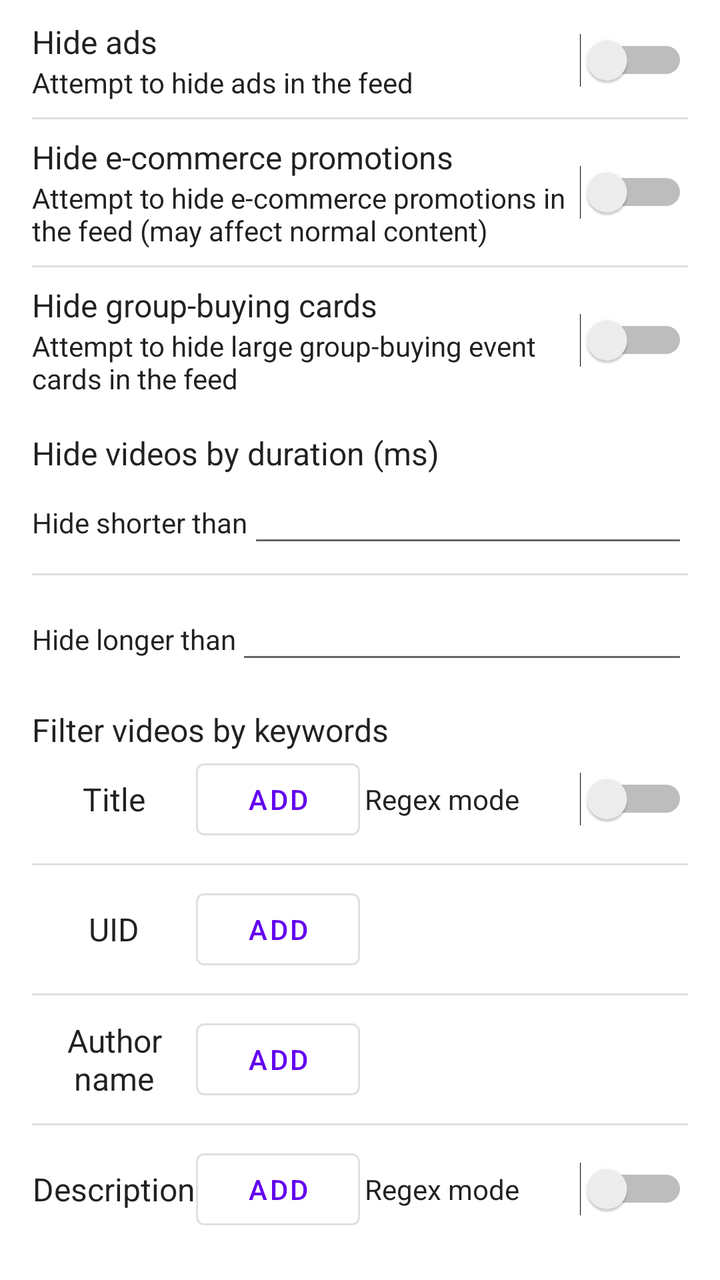
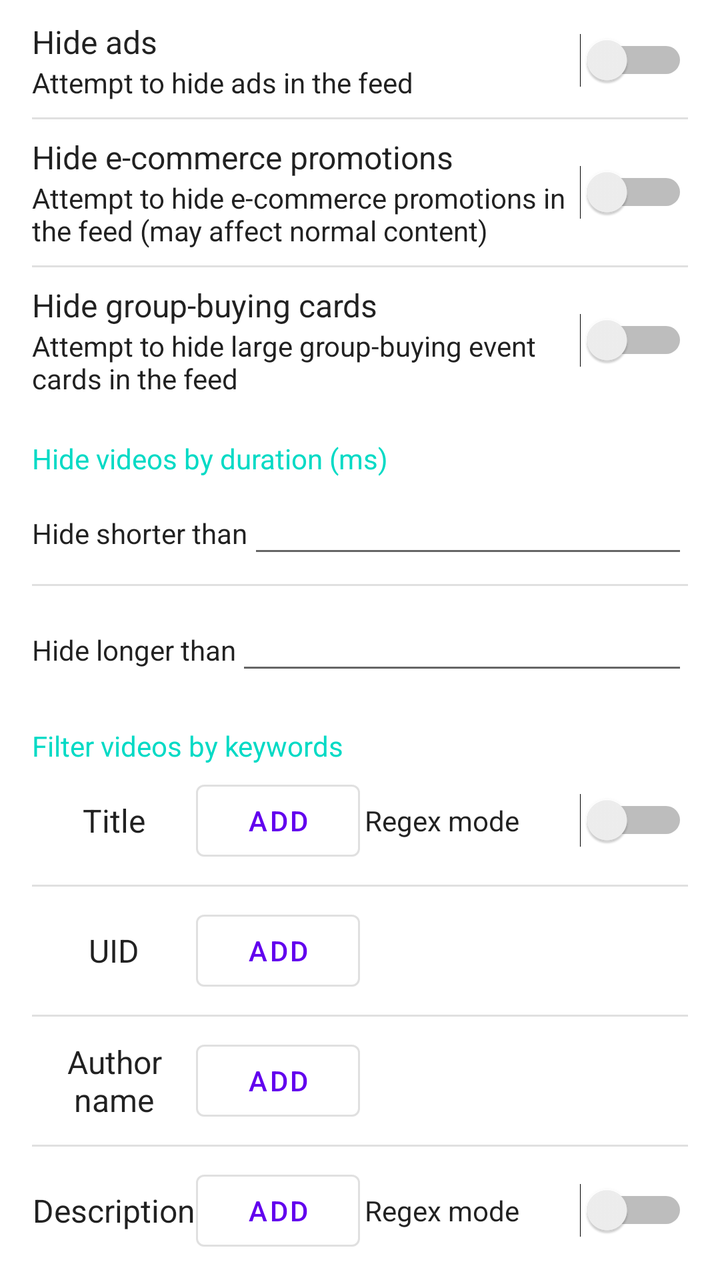

Screens rendered from an Android XML layout before and after an edit, with the pre-edit source and the edit as a unified diff.
<!-- AndroidManifest.xml: application theme Theme.DouyinEnhancer -->
<!-- res/layout/recommended_feed_filter_dialog.xml -->
<?xml version="1.0" encoding="utf-8"?>
<ScrollView xmlns:android="http://schemas.android.com/apk/res/android"
    android:layout_width="match_parent"
    android:layout_height="match_parent">

    <LinearLayout
        android:layout_width="match_parent"
        android:layout_height="wrap_content"
        android:orientation="vertical"
        android:paddingStart="16dp"
        android:paddingEnd="16dp"
        android:paddingTop="10dp"
        android:paddingBottom="10dp">

        <LinearLayout
            android:layout_width="match_parent"
            android:layout_height="wrap_content"
            android:orientation="horizontal"
            android:background="?android:attr/selectableItemBackground"
            android:gravity="center_vertical">

            <LinearLayout
                android:layout_width="0dp"
                android:layout_height="wrap_content"
                android:layout_weight="1"
                android:orientation="vertical">

                <TextView
                    android:layout_width="match_parent"
                    android:layout_height="wrap_content"
                    android:text="@string/hide_ad_recommend_title"
                    android:textAppearance="?android:attr/textAppearanceListItem" />

                <TextView
                    android:layout_width="match_parent"
                    android:layout_height="wrap_content"
                    android:text="@string/hide_ad_recommend_summary"
                    android:textAppearance="?android:attr/textAppearanceListItemSecondary" />
            </LinearLayout>

            <Switch
                android:id="@+id/switch_hide_ad"
                android:layout_width="wrap_content"
                android:layout_height="wrap_content" />
        </LinearLayout>

        <View
            android:layout_width="match_parent"
            android:layout_height="1dp"
            android:layout_marginTop="8dp"
            android:layout_marginBottom="8dp"
            android:background="?android:attr/listDivider" />

        <LinearLayout
            android:layout_width="match_parent"
            android:layout_height="wrap_content"
            android:orientation="horizontal"
            android:background="?android:attr/selectableItemBackground"
            android:gravity="center_vertical">

            <LinearLayout
                android:layout_width="0dp"
                android:layout_height="wrap_content"
                android:layout_weight="1"
                android:orientation="vertical">

                <TextView
                    android:layout_width="match_parent"
                    android:layout_height="wrap_content"
                    android:text="@string/hide_ecom_aweme_recommend_title"
                    android:textAppearance="?android:attr/textAppearanceListItem" />

                <TextView
                    android:layout_width="match_parent"
                    android:layout_height="wrap_content"
                    android:text="@string/hide_ecom_aweme_recommend_summary"
                    android:textAppearance="?android:attr/textAppearanceListItemSecondary" />
            </LinearLayout>

            <Switch
                android:id="@+id/switch_hide_ecom_aweme"
                android:layout_width="wrap_content"
                android:layout_height="wrap_content" />
        </LinearLayout>

        <View
            android:layout_width="match_parent"
            android:layout_height="1dp"
            android:layout_marginTop="8dp"
            android:layout_marginBottom="8dp"
            android:background="?android:attr/listDivider" />

        <LinearLayout
            android:layout_width="match_parent"
            android:layout_height="wrap_content"
            android:orientation="horizontal"
            android:background="?android:attr/selectableItemBackground"
            android:gravity="center_vertical">

            <LinearLayout
                android:layout_width="0dp"
                android:layout_height="wrap_content"
                android:layout_weight="1"
                android:orientation="vertical">

                <TextView
                    android:layout_width="match_parent"
                    android:layout_height="wrap_content"
                    android:text="@string/hide_groupon_large_card_recommend_title"
                    android:textAppearance="?android:attr/textAppearanceListItem" />

                <TextView
                    android:layout_width="match_parent"
                    android:layout_height="wrap_content"
                    android:text="@string/hide_groupon_large_card_recommend_summary"
                    android:textAppearance="?android:attr/textAppearanceListItemSecondary" />
            </LinearLayout>

            <Switch
                android:id="@+id/switch_hide_groupon_large_card"
                android:layout_width="wrap_content"
                android:layout_height="wrap_content" />
        </LinearLayout>

        <View
            android:layout_width="match_parent"
            android:layout_height="1dp"
            android:layout_marginTop="8dp"
            android:layout_marginBottom="8dp" />

        <TextView
            android:layout_width="match_parent"
            android:layout_height="wrap_content"
            android:text="@string/hide_duration_recommend_title"
            android:textAppearance="?android:attr/textAppearanceListItem" />

        <LinearLayout
            android:layout_width="match_parent"
            android:layout_height="match_parent"
            android:orientation="horizontal"
            android:background="?android:attr/selectableItemBackground">

            <TextView
                android:layout_width="wrap_content"
                android:layout_height="wrap_content"
                android:text="@string/hide_short_duration_recommend_title"
                android:textAppearance="?android:attr/textAppearanceListItemSecondary" />

            <EditText
                android:id="@+id/edit_short_duration"
                android:layout_width="match_parent"
                android:layout_height="wrap_content"
                android:inputType="number" />
        </LinearLayout>

        <View
            android:layout_width="match_parent"
            android:layout_height="1dp"
            android:layout_marginTop="8dp"
            android:layout_marginBottom="8dp"
            android:background="?android:attr/listDivider" />

        <LinearLayout
            android:layout_width="match_parent"
            android:layout_height="match_parent"
            android:orientation="horizontal"
            android:background="?android:attr/selectableItemBackground">

            <TextView
                android:layout_width="wrap_content"
                android:layout_height="wrap_content"
                android:text="@string/hide_long_duration_recommend_title"
                android:textAppearance="?android:attr/textAppearanceListItemSecondary" />

            <EditText
                android:id="@+id/edit_long_duration"
                android:layout_width="match_parent"
                android:layout_height="wrap_content"
                android:inputType="number" />
        </LinearLayout>

        <View
            android:layout_width="match_parent"
            android:layout_height="1dp"
            android:layout_marginTop="8dp"
            android:layout_marginBottom="8dp" />

        <TextView
            android:layout_width="match_parent"
            android:layout_height="wrap_content"
            android:text="@string/keywords_filter_recommend_title"
            android:textAppearance="?android:attr/textAppearanceListItem" />

        <LinearLayout
            android:layout_width="match_parent"
            android:layout_height="wrap_content"
            android:orientation="vertical">

            <LinearLayout
                android:layout_width="match_parent"
                android:layout_height="wrap_content"
                android:orientation="horizontal"
                android:gravity="center_vertical"
                android:background="?android:attr/selectableItemBackground">

                <TextView
                    android:layout_width="0dp"
                    android:layout_height="wrap_content"
                    android:layout_weight="1"
                    android:gravity="center"
                    android:text="@string/keyword_group_name_title"
                    android:textAppearance="?android:attr/textAppearanceListItem" />

                <Button
                    android:id="@+id/btn_add_title"
                    android:layout_width="0dp"
                    android:layout_height="wrap_content"
                    android:layout_weight="1"
                    android:text="@string/add"
                    style="?attr/materialButtonOutlinedStyle" />

                <TextView
                    android:layout_width="0dp"
                    android:layout_height="wrap_content"
                    android:layout_weight="1"
                    android:gravity="center"
                    android:text="@string/regex_mode"
                    android:textAppearance="?android:attr/textAppearanceListItemSecondary" />

                <Switch
                    android:id="@+id/switch_title_regex"
                    android:layout_width="0dp"
                    android:layout_height="wrap_content"
                    android:layout_weight="1"
                    android:gravity="center" />
            </LinearLayout>

            <LinearLayout
                android:id="@+id/group_aweme_title"
                android:layout_width="match_parent"
                android:layout_height="wrap_content"
                android:orientation="vertical" />
        </LinearLayout>

        <View
            android:layout_width="match_parent"
            android:layout_height="1dp"
            android:layout_marginTop="8dp"
            android:layout_marginBottom="8dp"
            android:background="?android:attr/listDivider" />

        <LinearLayout
            android:layout_width="match_parent"
            android:layout_height="wrap_content"
            android:orientation="vertical">

            <LinearLayout
                android:layout_width="match_parent"
                android:layout_height="wrap_content"
                android:background="?android:attr/selectableItemBackground"
                android:gravity="center_vertical"
                android:orientation="horizontal">

                <TextView
                    android:layout_width="0dp"
                    android:layout_height="wrap_content"
                    android:layout_weight="1"
                    android:gravity="center"
                    android:text="@string/keyword_group_name_uid"
                    android:textAppearance="?android:attr/textAppearanceListItem" />

                <Button
                    android:id="@+id/btn_add_uid"
                    android:layout_width="0dp"
                    android:layout_height="wrap_content"
                    android:layout_weight="1"
                    android:text="@string/add"
                    style="?attr/materialButtonOutlinedStyle" />

                <View
                    android:layout_width="0dp"
                    android:layout_height="0dp"
                    android:layout_weight="2" />
            </LinearLayout>

            <LinearLayout
                android:id="@+id/group_author_uid"
                android:layout_width="match_parent"
                android:layout_height="wrap_content"
                android:orientation="vertical" />
        </LinearLayout>

        <View
            android:layout_width="match_parent"
            android:layout_height="1dp"
            android:layout_marginTop="8dp"
            android:layout_marginBottom="8dp"
            android:background="?android:attr/listDivider" />

        <LinearLayout
            android:layout_width="match_parent"
            android:layout_height="wrap_content"
            android:orientation="vertical">

            <LinearLayout
                android:layout_width="match_parent"
                android:layout_height="wrap_content"
                android:orientation="horizontal"
                android:gravity="center_vertical"
                android:background="?android:attr/selectableItemBackground">

                <TextView
                    android:layout_width="0dp"
                    android:layout_height="wrap_content"
                    android:layout_weight="1"
                    android:gravity="center"
                    android:text="@string/keyword_group_name_up"
                    android:textAppearance="?android:attr/textAppearanceListItem" />

                <Button
                    android:id="@+id/btn_add_up"
                    android:layout_width="0dp"
                    android:layout_height="wrap_content"
                    android:layout_weight="1"
                    android:text="@string/add"
                    style="?attr/materialButtonOutlinedStyle" />

                <View
                    android:layout_width="0dp"
                    android:layout_height="0dp"
                    android:layout_weight="2" />
            </LinearLayout>

            <LinearLayout
                android:id="@+id/group_author_nickname"
                android:layout_width="match_parent"
                android:layout_height="wrap_content"
                android:orientation="vertical" />
        </LinearLayout>

        <View
            android:layout_width="match_parent"
            android:layout_height="1dp"
            android:layout_marginTop="8dp"
            android:layout_marginBottom="8dp"
            android:background="?android:attr/listDivider" />

        <LinearLayout
            android:layout_width="match_parent"
            android:layout_height="wrap_content"
            android:orientation="vertical">

            <LinearLayout
                android:layout_width="match_parent"
                android:layout_height="wrap_content"
                android:orientation="horizontal"
                android:gravity="center_vertical"
                android:background="?android:attr/selectableItemBackground">

                <TextView
                    android:layout_width="0dp"
                    android:layout_height="wrap_content"
                    android:layout_weight="1"
                    android:gravity="center"
                    android:text="@string/keyword_group_name_desc"
                    android:textAppearance="?android:attr/textAppearanceListItem" />

                <Button
                    android:id="@+id/btn_add_desc"
                    android:layout_width="0dp"
                    android:layout_height="wrap_content"
                    android:layout_weight="1"
                    android:text="@string/add"
                    style="?attr/materialButtonOutlinedStyle" />

                <TextView
                    android:layout_width="0dp"
                    android:layout_height="wrap_content"
                    android:layout_weight="1"
                    android:gravity="center"
                    android:text="@string/regex_mode"
                    android:textAppearance="?android:attr/textAppearanceListItemSecondary" />

                <Switch
                    android:id="@+id/switch_desc_regex"
                    android:layout_width="0dp"
                    android:layout_height="wrap_content"
                    android:layout_weight="1"
                    android:gravity="center" />
            </LinearLayout>

            <LinearLayout
                android:id="@+id/group_aweme_desc"
                android:layout_width="match_parent"
                android:layout_height="wrap_content"
                android:orientation="vertical" />
        </LinearLayout>

    </LinearLayout>
</ScrollView>
<!-- resources referenced by this layout -->
<resources>
  <string name="add">Add</string>
  <string name="hide_ad_recommend_summary">Attempt to hide ads in the feed</string>
  <string name="hide_ad_recommend_title">Hide ads</string>
  <string name="hide_duration_recommend_title">Hide videos by duration (ms)</string>
  <string name="hide_ecom_aweme_recommend_summary">Attempt to hide e-commerce promotions in the feed (may affect normal content)</string>
  <string name="hide_ecom_aweme_recommend_title">Hide e-commerce promotions</string>
  <string name="hide_groupon_large_card_recommend_summary">Attempt to hide large group-buying event cards in the feed</string>
  <string name="hide_groupon_large_card_recommend_title">Hide group-buying cards</string>
  <string name="hide_long_duration_recommend_title">Hide longer than</string>
  <string name="hide_short_duration_recommend_title">Hide shorter than</string>
  <string name="keyword_group_name_desc">Description</string>
  <string name="keyword_group_name_title">Title</string>
  <string name="keyword_group_name_uid">UID</string>
  <string name="keyword_group_name_up">Author name</string>
  <string name="keywords_filter_recommend_title">Filter videos by keywords</string>
  <string name="regex_mode">Regex mode</string>
  <style name="Theme.DouyinEnhancer" parent="Theme.MaterialComponents.DayNight.DarkActionBar">
          
          <item name="colorPrimary">@color/purple_500</item>
          <item name="colorPrimaryVariant">@color/purple_700</item>
          <item name="colorOnPrimary">@color/white</item>
          
          <item name="colorSecondary">@color/teal_200</item>
          <item name="colorSecondaryVariant">@color/teal_700</item>
          <item name="colorOnSecondary">@color/black</item>
          
          <item name="android:statusBarColor">?attr/colorPrimaryVariant</item>
          
      </style>
  <color name="purple_500">#FF6200EE</color>
  <color name="purple_700">#FF3700B3</color>
  <color name="white">#FFFFFFFF</color>
  <color name="teal_200">#FF03DAC5</color>
  <color name="teal_700">#FF018786</color>
  <color name="black">#FF000000</color>
</resources>

<!-- the commit's change to res/layout/recommended_feed_filter_dialog.xml (unified diff, before → after) -->
@@ -132,7 +132,10 @@
             android:layout_width="match_parent"
             android:layout_height="wrap_content"
             android:text="@string/hide_duration_recommend_title"
-            android:textAppearance="?android:attr/textAppearanceListItem" />
+            android:textAppearance="?android:attr/textAppearanceListItemSecondary"
+            android:textColor="?attr/colorAccent"
+            android:paddingTop="4dp"
+            android:paddingBottom="4dp" />
 
         <LinearLayout
             android:layout_width="match_parent"
@@ -189,7 +192,10 @@
             android:layout_width="match_parent"
             android:layout_height="wrap_content"
             android:text="@string/keywords_filter_recommend_title"
-            android:textAppearance="?android:attr/textAppearanceListItem" />
+            android:textAppearance="?android:attr/textAppearanceListItemSecondary"
+            android:textColor="?attr/colorAccent"
+            android:paddingTop="4dp"
+            android:paddingBottom="4dp" />
 
         <LinearLayout
             android:layout_width="match_parent"
